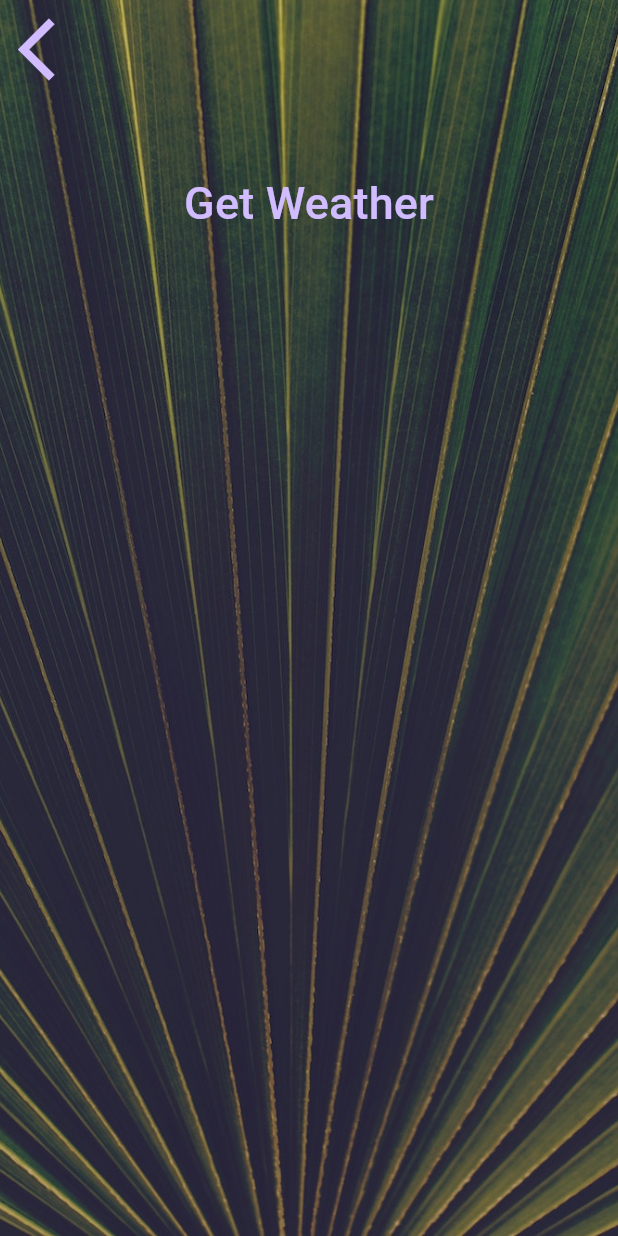
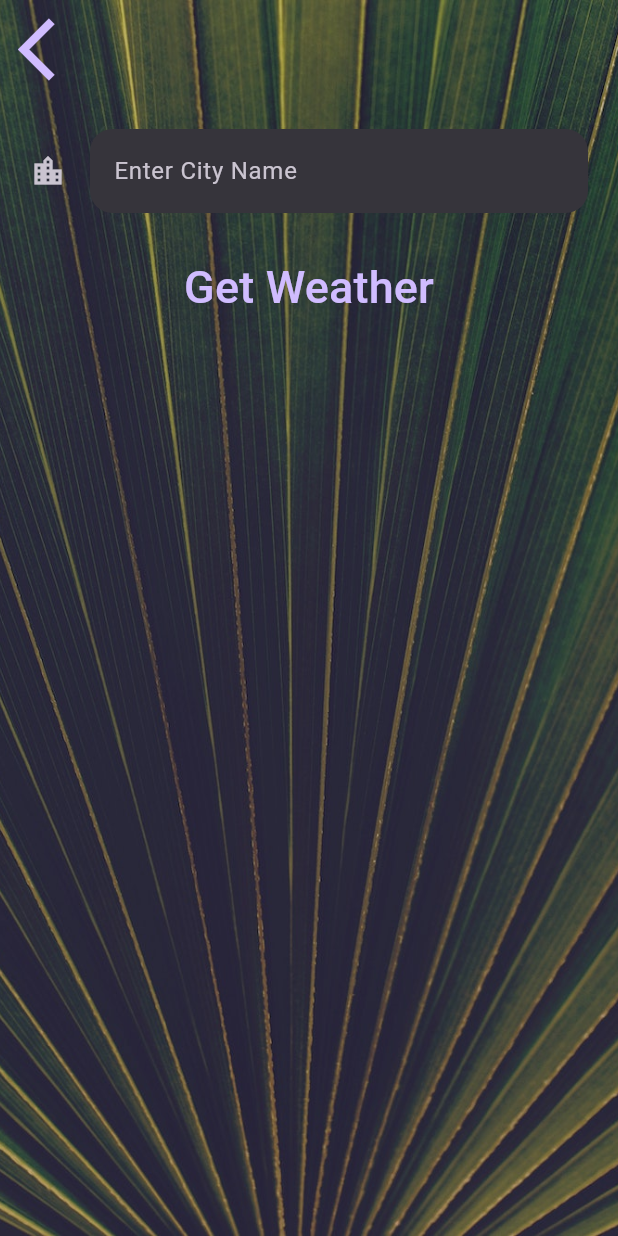
Before and after one commit to mr-schway/clima, a Flutter app: the CityScreen screen opened directly, on a phone screen of 412 x 824 dp. Run offline on Flutter 3.47's test engine with Material 3 defaults, Android fonts, the phone set to English and light mode, and no system bars; our stand-ins replace flutter_spinkit, geolocator; network calls fail; Roboto replaces fonts that are missing (Spartan MB).

Commit message:
Create and style the Textfield widget

```diff
--- a/lib/screens/city_screen.dart
+++ b/lib/screens/city_screen.dart
@@ -26,7 +26,9 @@ class _CityScreenState extends State<CityScreen> {
               Align(
                 alignment: Alignment.topLeft,
                 child: TextButton(
-                  onPressed: () {},
+                  onPressed: () {
+                    Navigator.pop(context);
+                  },
                   child: const Icon(
                     Icons.arrow_back_ios,
                     size: 50.0,
@@ -34,8 +36,13 @@ class _CityScreenState extends State<CityScreen> {
                 ),
               ),
               Container(
-                padding: EdgeInsets.all(20.0),
-                child: null,
+                padding: const EdgeInsets.all(20.0),
+                child: TextField(
+                  decoration: kTextFieldInputDecoration,
+                  onChanged: (value) {
+                    print(value);
+                  },
+                ),
               ),
               TextButton(
                 onPressed: () {},
--- a/lib/utilities/constants.dart
+++ b/lib/utilities/constants.dart
@@ -18,3 +18,17 @@ const kButtonTextStyle = TextStyle(
 const kConditionTextStyle = TextStyle(
   fontSize: 100.0,
 );
+
+const kTextFieldInputDecoration = InputDecoration(
+  filled: true,
+  icon: Icon(
+    Icons.location_city,
+  ),
+  hintText: 'Enter City Name',
+  border: OutlineInputBorder(
+    borderRadius: BorderRadius.all(
+      Radius.circular(15.0),
+    ),
+    borderSide: BorderSide.none,
+  ),
+);
```
Also changed, not shown: lib/screens/location_screen.dart (+11 -1 lines).
